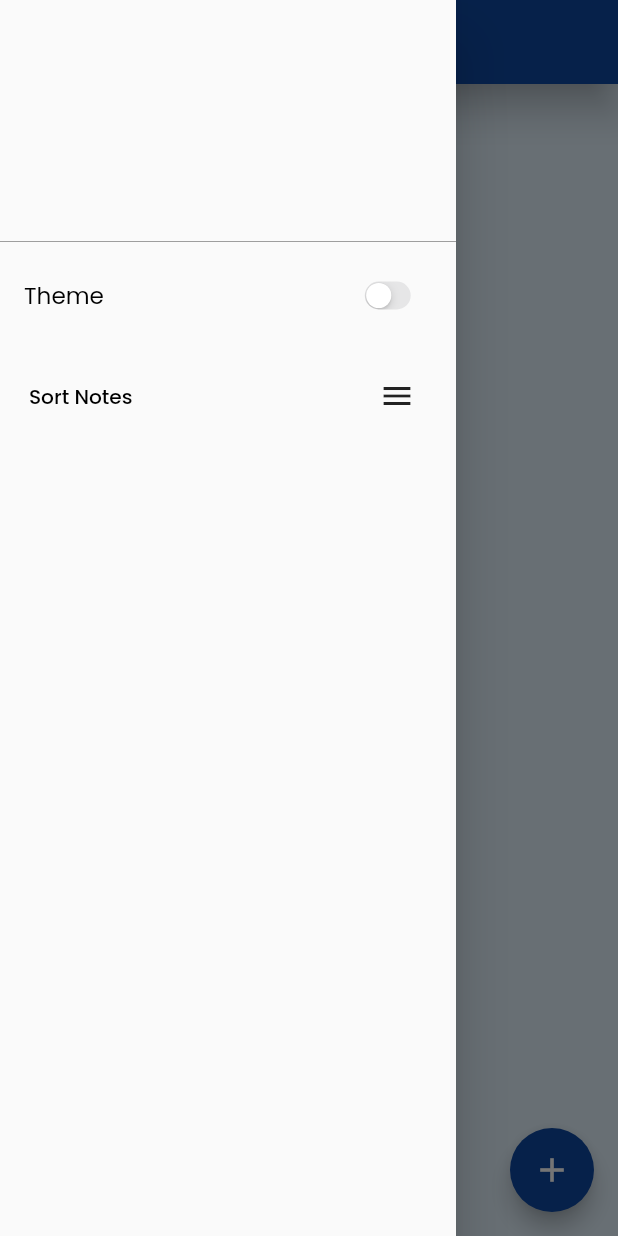
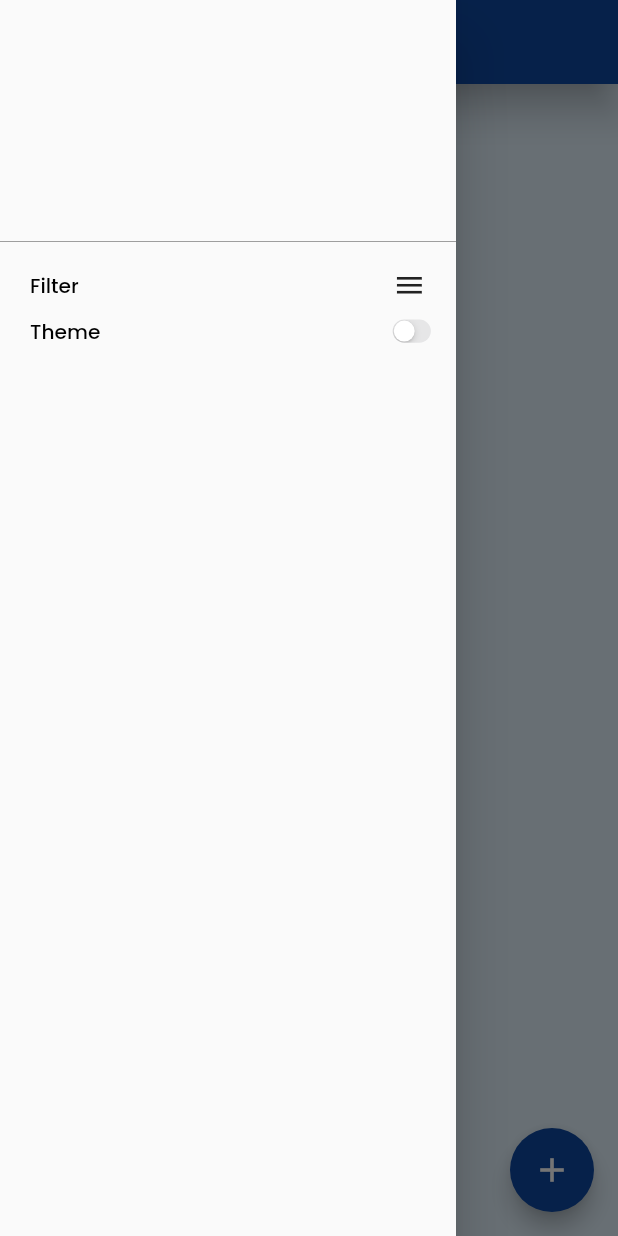
Before and after one commit to NBG-nero/Notify, a Flutter app: the screen it shows after launch, with the side drawer open, on a phone screen of 412 x 824 dp. Run offline on Flutter 3.47's test engine with Material 2 defaults, Android fonts, the phone set to English and light mode, and no system bars; our stand-ins replace auto_route, flutter_screenutil, google_fonts, hive, hive_flutter, shared_preferences and 1 more; accounts and stored records are empty.

Commit message:
still havnt figured sort by date, updated theme stuff

```diff
--- a/lib/screens/home/home_screen_view_model.dart
+++ b/lib/screens/home/home_screen_view_model.dart
@@ -2,6 +2,7 @@ import 'dart:developer';
 
 import 'package:hive_flutter/hive_flutter.dart';
 import 'package:intl/intl.dart';
+import 'package:shared_preferences/shared_preferences.dart';
 
 import 'package:stacked/stacked.dart';
 
@@ -11,7 +12,11 @@ import '../../utilities/constants/constants.dart';
 class HomescreenViewModel extends BaseViewModel {
   List<Note> notes = <Note>[];
   Note? note;
+  SharedPreferences? prefs;
   // Comparator<Note> sortbyId = ((a, b) => a.id!.compareTo(b.id!));
+  initPrefs() async {
+    prefs = await SharedPreferences.getInstance();
+  }
 
   getNotes() {
     var hiveBox = Hive.box<Note>(noteBox);
@@ -67,7 +72,12 @@ class HomescreenViewModel extends BaseViewModel {
     formattedDate = upDatedFormatDate;
 
     ///Null check operator used on a null value
-    notes.sort(((a, b) => a.altDate!.compareTo(b.altDate!)));
+    // notes.sort(((a, b) => a.altDate!.compareTo(b.altDate!)));
+    notes.sort((a, b) {
+      int aDate = DateTime.parse(a.altDate ?? '').microsecondsSinceEpoch;
+      int bDate = DateTime.parse(b.altDate ?? '').microsecondsSinceEpoch;
+      return aDate.compareTo(bDate);
+    });
 
     notifyListeners();
   }
--- a/lib/screens/home/homescreen.dart
+++ b/lib/screens/home/homescreen.dart
@@ -33,31 +33,25 @@ class _HomescreenState extends State<Homescreen> {
           return Scaffold(
             drawer: Drawer(
                 child: ListView(
-              padding: EdgeInsets.zero,
+              // padding: EdgeInsets.zero,
               children: [
                 const DrawerHeader(
                   child: Text(''),
                 ),
-                ListTile(
-
-                  trailing: Transform.scale(
-                    scale: 0.6,
-                    child: CupertinoSwitch(
-                      activeColor: NColors.primaryColor,
-                      value: theme.darkTheme,
-                      onChanged: (bool value) {
-                        theme.toggleTheme();
-                      },
+                Padding(
+                  padding: const EdgeInsets.only(
+                    left: 20.0,
+                    top: 10,
                   ),
-                  ),
-                  title: const Text('Theme'),
-                ),
+                  child: Column(
+                    crossAxisAlignment: CrossAxisAlignment.start,
+                    children: [
                       Padding(
-                  padding: EdgeInsets.all(20.0.w),
+                        padding: const EdgeInsets.only(right: 20.0),
                         child: Row(
                           mainAxisAlignment: MainAxisAlignment.spaceBetween,
                           children: [
-                      Text('Sort Notes'),
+                            const Text('Filter'),
                             CustomPopupMenu(
                               onSortbyT: () {
                                 model.sortByTitle();
@@ -75,32 +69,38 @@ class _HomescreenState extends State<Homescreen> {
                           ],
                         ),
                       ),
+                      Row(
+                        mainAxisAlignment: MainAxisAlignment.spaceBetween,
+                        children: [
+                          const Text('Theme'),
+                          Transform.scale(
+                            scale: 0.5,
+                            child: CupertinoSwitch(
+                              activeColor: NColors.primaryColor,
+                              value: theme.darkTheme,
+                              onChanged: (bool value) {
+                                theme.toggleTheme();
+                              },
+                            ),
+                          ),
+                        ],
+                      ),
+                    ],
+                  ),
+                ),
               ],
             )),
             appBar: AppBar(
               title: Text(
                 'Notify',
-                style: TextStyle(fontSize: 24.sp),
+                style: Theme.of(context)
+                    .textTheme
+                    .headline2
+                    ?.copyWith(fontSize: 24.sp),
               ),
               centerTitle: true,
               elevation: 10,
               backgroundColor: NColors.primaryColor,
-              // actions: [
-              //   CustomPopupMenu(
-              //     onSortbyT: () {
-              //       model.sortByTitle();
-              //     },
-              //     onSortbyN: () {
-              //       model.sortByNote();
-              //     },
-              //     onSortbyD: () {
-              //       model.sortByDate();
-              //     },
-              //     onSortbyI: () {
-              //       model.sortById();
-              //     },
-              //   ),
-              // ],
             ),
             body: Container(
               height: MediaQuery.of(context).size.height,
--- a/lib/utilities/theme.dart
+++ b/lib/utilities/theme.dart
@@ -71,6 +71,7 @@ class AppTheme {
       popupMenuTheme: PopupMenuThemeData(
         color: Colors.white.withOpacity(0.95),
       ),
+
       floatingActionButtonTheme:
           FloatingActionButtonThemeData(backgroundColor: primaryColor),
     );
@@ -149,7 +150,6 @@ class AppTheme {
       ),
       popupMenuTheme: PopupMenuThemeData(
         color: Colors.grey.shade800.withOpacity(0.95),
-
       ),
       floatingActionButtonTheme:
           FloatingActionButtonThemeData(backgroundColor: primaryColor),
--- a/lib/widgets/custom_pop_up_menu.dart
+++ b/lib/widgets/custom_pop_up_menu.dart
@@ -1,22 +1,17 @@
 // ignore_for_file: avoid_print, sized_box_for_whitespace, avoid_unnecessary_containers
-
 
 import 'dart:ui';
 
 import 'package:flutter/material.dart';
 import 'package:flutter_screenutil/flutter_screenutil.dart';
 
-
-
 class CustomPopupMenu extends StatefulWidget {
-
   final GestureTapCallback? onSortbyT;
   final GestureTapCallback? onSortbyN;
   final GestureTapCallback? onSortbyD;
   final GestureTapCallback? onSortbyI;
   const CustomPopupMenu({
     Key? key,
-
     this.onSortbyT,
     this.onSortbyN,
     this.onSortbyD,
@@ -40,17 +35,14 @@ class _CustomPopupMenuState extends State<CustomPopupMenu> {
         child: BackdropFilter(
           filter: ImageFilter.blur(),
           child: PopupMenuButton<int>(
-            tooltip: 'Sort Notes',
+            tooltip: 'Filter Notes',
             elevation: 4,
             shape: RoundedRectangleBorder(
               borderRadius: BorderRadius.circular(10),
             ),
-
-            child: Padding(
-              padding: const EdgeInsets.all(8.0),
-              child: Container(
-                child: const Icon(Icons.menu),
-              ),
+            child: Icon(
+              Icons.menu,
+              size: 25.h,
             ),
             onSelected: (int selectedValue) async {
               switch (selectedValue) {
@@ -85,9 +77,8 @@ class _CustomPopupMenuState extends State<CustomPopupMenu> {
                     Row(
                       mainAxisAlignment: MainAxisAlignment.start,
                       children: [
-
                         Text(
-                          'Sort by Title',
+                          'Filter by Title',
                           style: textTheme.bodyText2?.copyWith(),
                         ),
                       ],
@@ -111,11 +102,9 @@ class _CustomPopupMenuState extends State<CustomPopupMenu> {
                   children: [
                     Row(
                       mainAxisAlignment: MainAxisAlignment.start,
-
                       children: [
-
                         Text(
-                          'Sort by Note',
+                          'Filter by Note',
                           style: textTheme.bodyText2?.copyWith(),
                         ),
                       ],
@@ -139,15 +128,12 @@ class _CustomPopupMenuState extends State<CustomPopupMenu> {
                   children: [
                     Row(
                       mainAxisAlignment: MainAxisAlignment.start,
-
                       children: [
-
                         Expanded(
                           child: Container(
                             // width: size.width * 0.6,
                             child: Text(
-
-                              'Sort by Date',
+                              'Filter by Date',
                               style: textTheme.bodyText2?.copyWith(),
                               overflow: TextOverflow.ellipsis,
                             ),
@@ -174,15 +160,13 @@ class _CustomPopupMenuState extends State<CustomPopupMenu> {
                   children: [
                     Row(
                       mainAxisAlignment: MainAxisAlignment.start,
-
                       children: [
-
                         Expanded(
                           child: Container(
                             // width: size.width * 0.6,
                             child: Text(
                               // 'Mute ${widget.post.userName!}',
-                              'Sort by Id',
+                              'Filter by Id',
                               style: textTheme.bodyText2?.copyWith(),
                               overflow: TextOverflow.ellipsis,
                             ),
@@ -202,7 +186,6 @@ class _CustomPopupMenuState extends State<CustomPopupMenu> {
                   ],
                 ),
               ),
-
             ],
           ),
         ));
```
Also changed, not shown: lib/screens/add_note/add_note_screen.dart (+8 -4 lines), lib/screens/edit_note/edit_note_screen.dart (+8 -3 lines), lib/screens/view_note/view_note_screen.dart (+11 -9 lines). Lines whose indentation alone changed are shown as unchanged.
